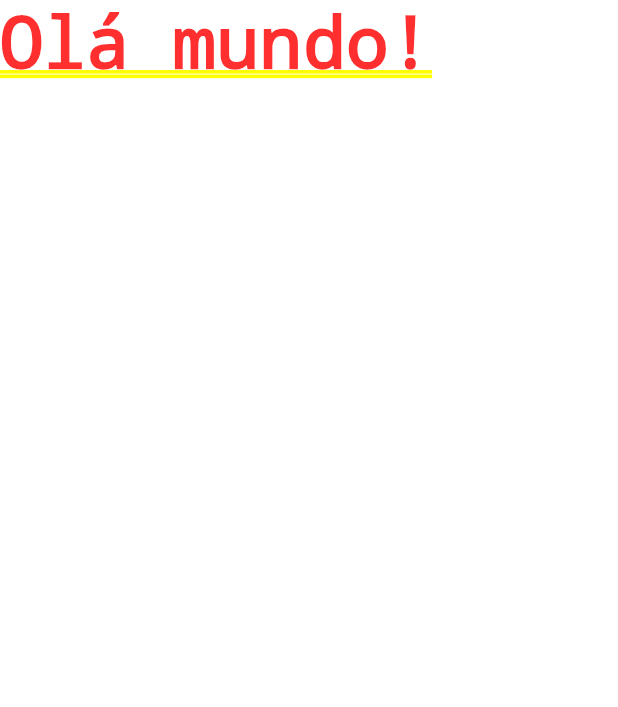
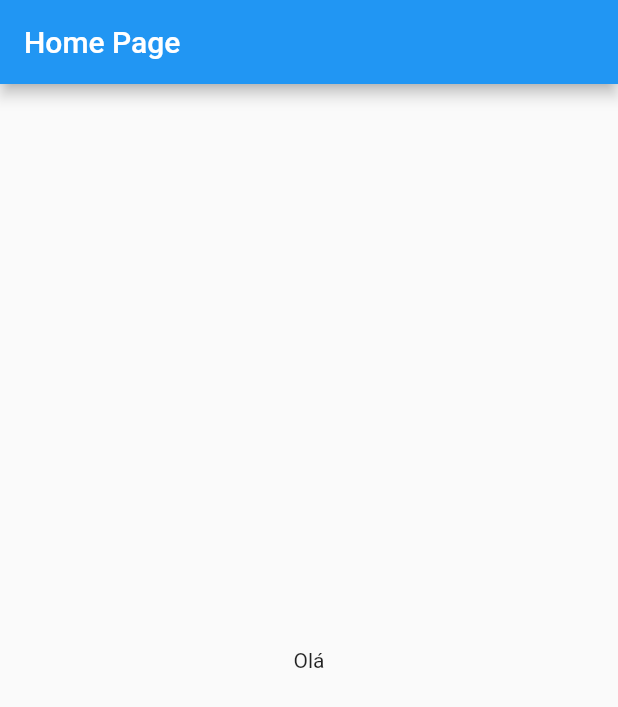
Before and after one commit to iCarlosAugusto/CriptoExchange-Flutter, a Flutter app: the screen it shows after launch, on a phone screen of 412 x 824 dp. Shown: the top 707 px of the screen. Run offline on Flutter 3.47's test engine with Material 2 defaults, Android fonts, the phone set to English and light mode, and no system bars.

Commit message:
feat: :sparkles: Create the Coin Model and Home Page

```diff
--- a/lib/main.dart
+++ b/lib/main.dart
@@ -1,4 +1,5 @@
 import 'package:flutter/material.dart';
+import 'pages/home_page.dart';
 
 void main() {
   runApp(const MyApp());
@@ -10,7 +11,7 @@ class MyApp extends StatelessWidget {
   @override
   Widget build(BuildContext context) {
     return const MaterialApp(
-      home: Text("Olá mundo!"),
+      home: HomePage()
     );
   }
 }
--- /dev/null
+++ b/lib/models/coin.dart
@@ -0,0 +1,6 @@
+class Coin {
+  String name;
+  String value;
+
+  Coin({required this.name, required this.value});
+}
--- /dev/null
+++ b/lib/pages/home_page.dart
@@ -0,0 +1,15 @@
+import 'package:flutter/material.dart';
+import 'package:flutter/src/foundation/key.dart';
+import 'package:flutter/src/widgets/framework.dart';
+
+class HomePage extends StatelessWidget {
+  const HomePage({Key? key}) : super(key: key);
+
+  @override
+  Widget build(BuildContext context) {
+    return Scaffold(
+      appBar: AppBar(title: const Text("Home Page")),
+      body: Center(child: Text("Olá")),
+    );
+  }
+}
```
